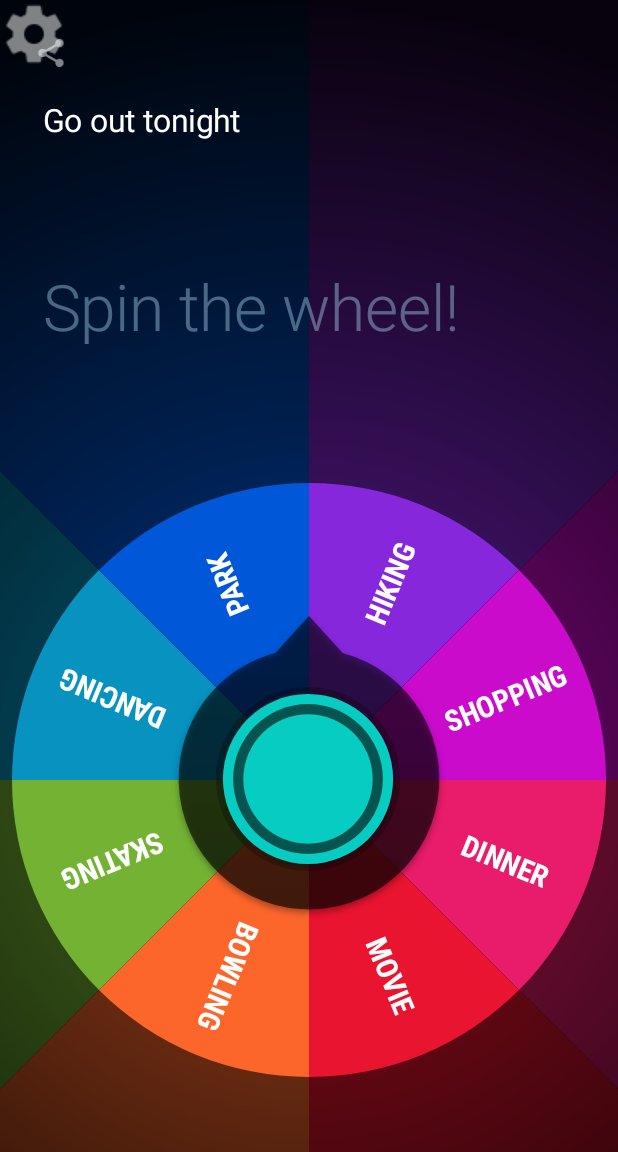
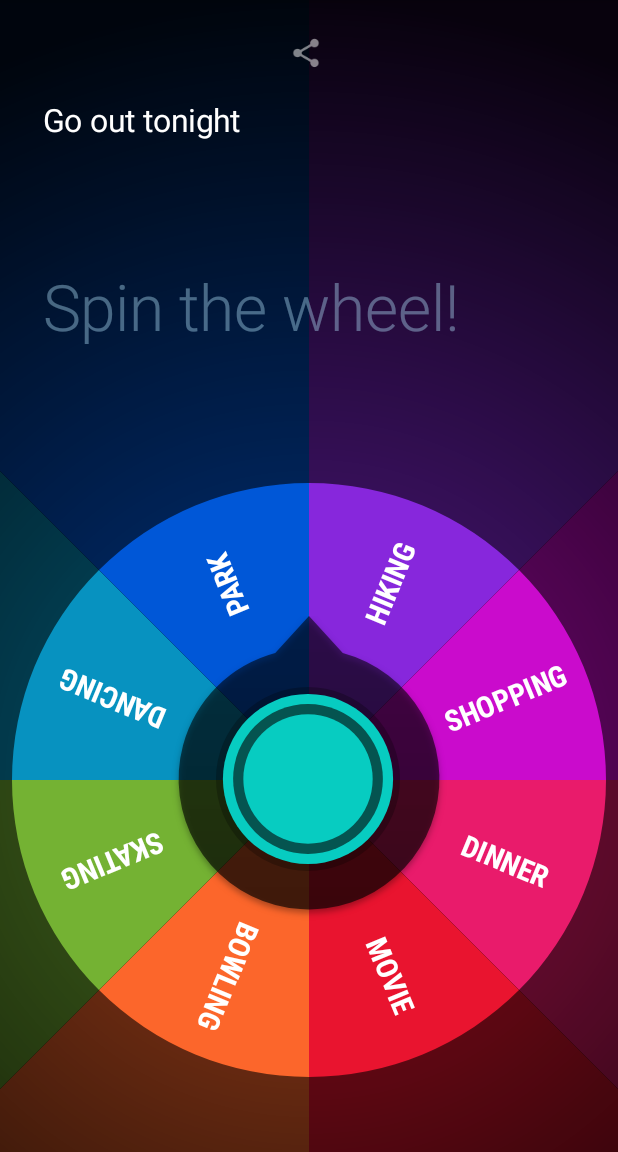
Before and after one commit to nicks258/Android-Roulette, an Android app: the screen it shows after launch (WheelActivity), on a phone screen of 412 x 824 dp, the part 84-1236 px from its top. Run offline under Robolectric (Android 15) with nearby library versions, the phone set to English and light mode, and no system bars; pictures from the network do not load.

```diff
--- a/sample_zhy_CircleMenu/src/main/res/layout/rwq.xml
+++ b/sample_zhy_CircleMenu/src/main/res/layout/rwq.xml
@@ -96,24 +96,22 @@
         android:textAlignment="center"
         android:textColor="#ffffff" />
 
-    <com.zhy.sample_circlemenu.views.ResponsiveImageButton
-        android:id="@+id/templatesButton"
-        android:layout_width="wrap_content"
-        android:layout_height="wrap_content"
-        android:layout_alignParentBottom="true"
-        android:layout_alignParentEnd="true"
-        android:layout_gravity="top|bottom|left|right|center_vertical|fill_vertical|center_horizontal|fill_horizontal|center|fill|start|end"
-        android:background="@drawable/round_button"
-        android:contentDescription="wheels"
-        android:src="@drawable/settings_icon" />
+    <!--<com.zhy.sample_circlemenu.views.ResponsiveImageButton-->
+        <!--android:id="@+id/templatesButton"-->
+        <!--android:layout_width="wrap_content"-->
+        <!--android:layout_height="wrap_content"-->
+        <!--android:layout_alignParentBottom="true"-->
+        <!--android:layout_alignParentEnd="true"-->
+        <!--android:layout_gravity="top|bottom|left|right|center_vertical|fill_vertical|center_horizontal|fill_horizontal|center|fill|start|end"-->
+        <!--android:background="@drawable/round_button"-->
+        <!--android:contentDescription="wheels"-->
+        <!--android:src="@drawable/settings_icon" />-->
 
     <com.zhy.sample_circlemenu.views.ResponsiveImageButton
         android:id="@+id/shareButton"
         android:layout_width="wrap_content"
-
         android:layout_height="wrap_content"
-        android:layout_alignParentBottom="true"
-        android:layout_alignParentStart="true"
+        android:layout_marginLeft="180dp"
         android:background="@drawable/round_button"
         android:contentDescription="share"
         android:src="@drawable/share_icon" />
```
Also changed, not shown: 26 other files.
